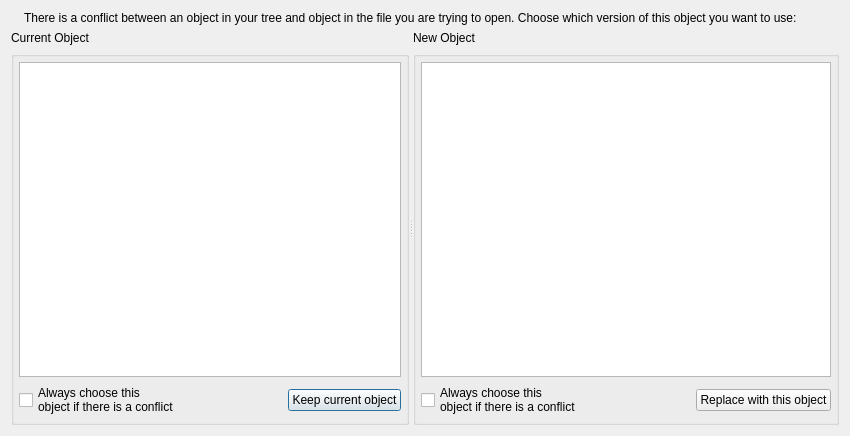
First picture: the form in src/gui/objconflictresolutiondialog_q.ui, repository fwbuilder/fwbuilder, before the edit.
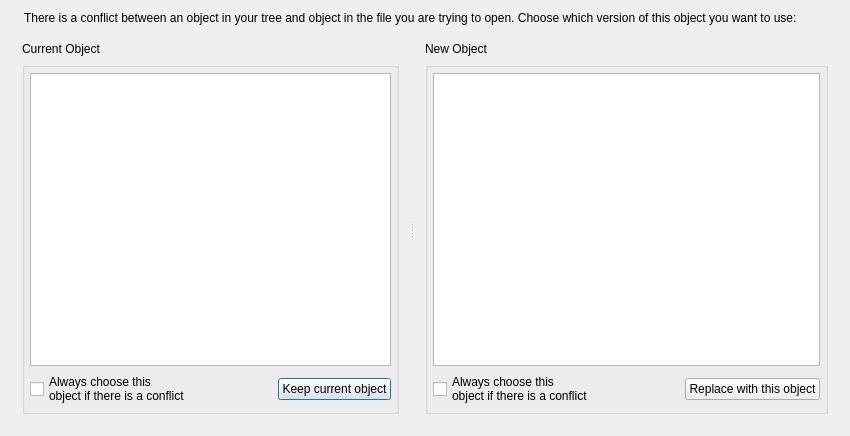
Second picture: the form after the edit. Icons and pictures are not drawn.

Commit message: * longtextdialog_q.ui, objconflictresolutiondialog_q.ui: fixed SF bug #3013735 "invalid pixmap properties during make". Fixed uic warnings.

Patch:
```diff
--- a/src/gui/objconflictresolutiondialog_q.ui
+++ b/src/gui/objconflictresolutiondialog_q.ui
@@ -16,15 +16,10 @@
    <property name="margin" >
     <number>11</number>
    </property>
-   <property name="spacing" >
-    <number>6</number>
-   </property>
-   <item row="0" column="0" >
-    <widget class="QLabel" name="dlgIcon" >
-     <property name="sizePolicy" >
-      <sizepolicy>
-       <hsizetype>0</hsizetype>
-       <vsizetype>0</vsizetype>
+   <item row="0" column="0">
+    <widget class="QLabel" name="dlgIcon">
+     <property name="sizePolicy">
+      <sizepolicy hsizetype="Fixed" vsizetype="Fixed">
        <horstretch>0</horstretch>
        <verstretch>0</verstretch>
       </sizepolicy>
@@ -66,14 +61,8 @@
      <property name="orientation" >
       <enum>Qt::Horizontal</enum>
      </property>
-     <widget class="QWidget" name="layout3" >
-      <layout class="QVBoxLayout" >
-       <property name="margin" >
-        <number>0</number>
-       </property>
-       <property name="spacing" >
-        <number>6</number>
-       </property>
+     <widget class="QWidget" name="layout3">
+      <layout class="QVBoxLayout">
        <item>
         <widget class="QLabel" name="currentObjLbl" >
          <property name="text" >
@@ -88,11 +77,9 @@
         </widget>
        </item>
        <item>
-        <widget class="QGroupBox" name="groupBox1" >
-         <property name="sizePolicy" >
-          <sizepolicy>
-           <hsizetype>5</hsizetype>
-           <vsizetype>7</vsizetype>
+        <widget class="QGroupBox" name="groupBox1">
+         <property name="sizePolicy">
+          <sizepolicy hsizetype="Preferred" vsizetype="Expanding">
            <horstretch>0</horstretch>
            <verstretch>0</verstretch>
           </sizepolicy>
@@ -104,11 +91,8 @@
           <property name="margin" >
            <number>5</number>
           </property>
-          <property name="spacing" >
-           <number>6</number>
-          </property>
-          <item row="0" column="0" colspan="3" >
-           <widget class="QTextBrowser" name="currentObj" />
+          <item row="0" column="0" colspan="3">
+           <widget class="QTextBrowser" name="currentObj"/>
           </item>
           <item row="1" column="2" >
            <widget class="QPushButton" name="useCurrentObj" >
@@ -146,14 +130,8 @@
        </item>
       </layout>
      </widget>
-     <widget class="QWidget" name="layout4" >
-      <layout class="QVBoxLayout" >
-       <property name="margin" >
-        <number>0</number>
-       </property>
-       <property name="spacing" >
-        <number>6</number>
-       </property>
+     <widget class="QWidget" name="layout4">
+      <layout class="QVBoxLayout">
        <item>
         <widget class="QLabel" name="newObjLbl" >
          <property name="text" >
@@ -168,11 +146,9 @@
         </widget>
        </item>
        <item>
-        <widget class="QGroupBox" name="groupBox1_2" >
-         <property name="sizePolicy" >
-          <sizepolicy>
-           <hsizetype>5</hsizetype>
-           <vsizetype>7</vsizetype>
+        <widget class="QGroupBox" name="groupBox1_2">
+         <property name="sizePolicy">
+          <sizepolicy hsizetype="Preferred" vsizetype="Expanding">
            <horstretch>0</horstretch>
            <verstretch>0</verstretch>
           </sizepolicy>
@@ -184,11 +160,8 @@
           <property name="margin" >
            <number>5</number>
           </property>
-          <property name="spacing" >
-           <number>6</number>
-          </property>
-          <item row="0" column="0" colspan="3" >
-           <widget class="QTextBrowser" name="newObj" />
+          <item row="0" column="0" colspan="3">
+           <widget class="QTextBrowser" name="newObj"/>
           </item>
           <item row="1" column="2" >
            <widget class="QPushButton" name="useNewObj" >
@@ -230,7 +203,7 @@
    </item>
   </layout>
  </widget>
- <layoutdefault spacing="6" margin="11" />
+ <layoutdefault spacing="6" margin="11"/>
  <tabstops>
   <tabstop>currentObj</tabstop>
   <tabstop>newObj</tabstop>
```
Left out of the diff: 131 changed lines with no effect on the pictures. The commit also changes 3 other files.
